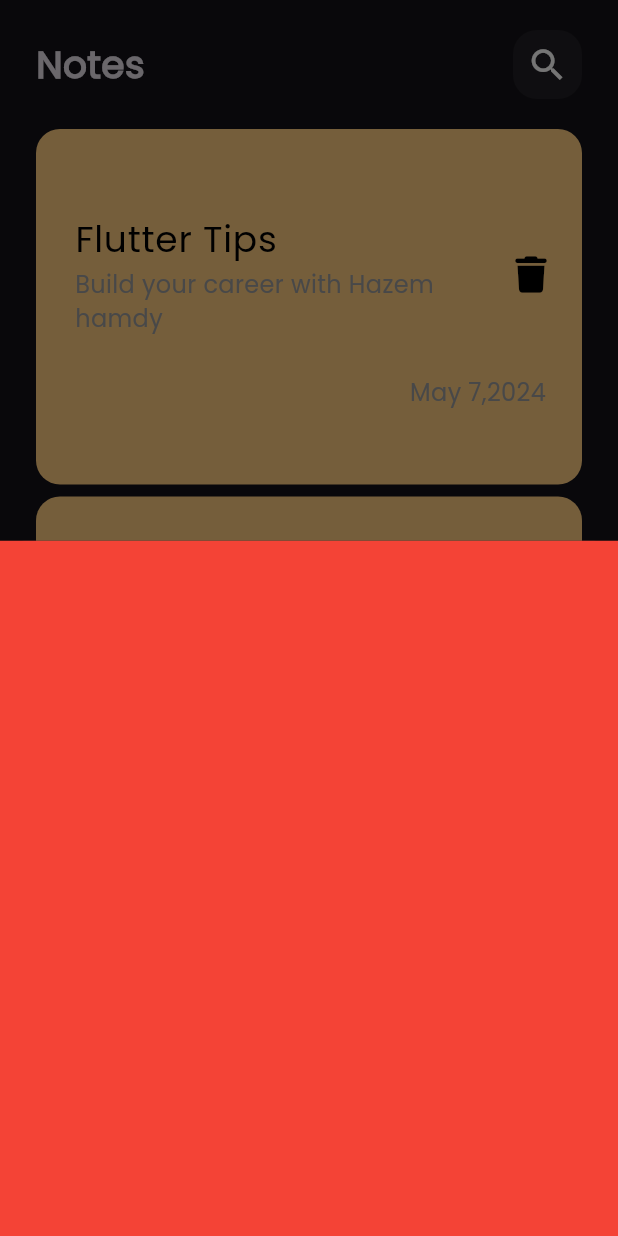
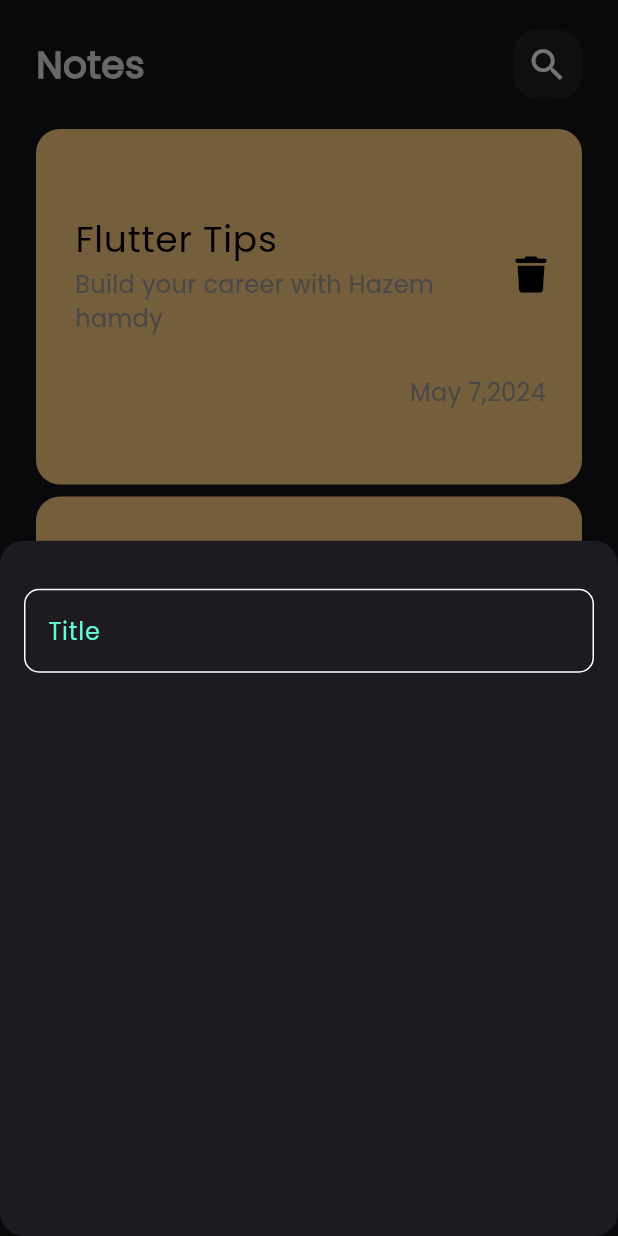
Before and after one commit to HazemHamdy7/Notes-App, a Flutter app: the screen it shows after launch, after a tap on the "add" icon, on a phone screen of 412 x 824 dp. Run offline on Flutter 3.47's test engine with Material 3 defaults, Android fonts, the phone set to English and light mode, and no system bars; our stand-ins replace font_awesome_flutter.

Commit message:
Add custom text field widget and primary color constant
- Added a custom text field widget with styling based on primary color constant.
- Created a primary color constant for the app theme.

```diff
--- /dev/null
+++ b/lib/constants.dart
@@ -0,0 +1,3 @@
+import 'package:flutter/material.dart';
+
+const kPrimaryColor = Color(0xff62FCD7);
--- a/lib/views/widgets/bottom_model_sheet.dart
+++ b/lib/views/widgets/bottom_model_sheet.dart
@@ -1,12 +1,20 @@
 import 'package:flutter/material.dart';
+
+import 'custom_text_field.dart';
 
 class AddNoteBottomSheet extends StatelessWidget {
   const AddNoteBottomSheet({super.key});
 
   @override
   Widget build(BuildContext context) {
-    return Container(
-      color: Colors.red,
+    return const Padding(
+      padding: EdgeInsets.symmetric(horizontal: 16.0),
+      child: Column(
+        children: [
+          SizedBox(height: 32),
+          CustomTextField(),
+        ],
+      ),
     );
   }
 }
--- /dev/null
+++ b/lib/views/widgets/custom_text_field.dart
@@ -0,0 +1,27 @@
+import 'package:flutter/material.dart';
+import 'package:note_app/constants.dart';
+
+class CustomTextField extends StatelessWidget {
+  const CustomTextField({super.key});
+
+  @override
+  Widget build(BuildContext context) {
+    return TextField(
+      cursorColor: kPrimaryColor,
+      decoration: InputDecoration(
+        hintText: 'Title',
+        hintStyle: const TextStyle(color: kPrimaryColor),
+        border: buildBorder(),
+        enabledBorder: buildBorder(),
+        focusedBorder: buildBorder(kPrimaryColor),
+      ),
+    );
+  }
+
+  OutlineInputBorder buildBorder([color]) {
+    return OutlineInputBorder(
+      borderRadius: BorderRadius.circular(10),
+      borderSide: BorderSide(color: color ?? Colors.white),
+    );
+  }
+}
```
